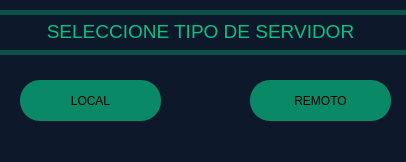
This is interfaz/seleccion_server.ui in Supranet-ar/tvip as Qt 5 draws it before an edit. The edited form follows.
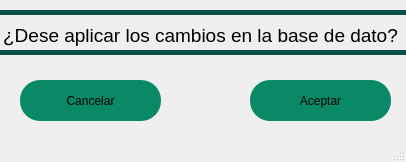
This is the edited form. Icons and pictures are not drawn.

Patch:
```diff
--- a/interfaz/seleccion_server.ui
+++ b/interfaz/seleccion_server.ui
@@ -14,7 +14,10 @@
    <string>MainWindow</string>
   </property>
   <property name="styleSheet">
-   <string notr="true">background-color: rgb(13, 25, 43);</string>
+   <string notr="true">QWidget#centralwidget{
+background-image: url(c:/tvip/assets/Fondo-Login.png);
+ background-repeat: no-repeat;
+}</string>
   </property>
   <widget class="QWidget" name="centralwidget">
    <widget class="QWidget" name="verticalWidget_2" native="true">
@@ -51,7 +54,7 @@
       <x>0</x>
       <y>20</y>
       <width>401</width>
-      <height>21</height>
+      <height>31</height>
      </rect>
     </property>
     <property name="whatsThis">
@@ -62,7 +65,7 @@
 </string>
     </property>
     <property name="text">
-     <string>&lt;html&gt;&lt;head/&gt;&lt;body&gt;&lt;p align=&quot;center&quot;&gt;&lt;span style=&quot; font-size:14pt; color:#09c184;&quot;&gt;SELECCIONE TIPO DE SERVIDOR&lt;/span&gt;&lt;/p&gt;&lt;/body&gt;&lt;/html&gt;</string>
+     <string>&lt;html&gt;&lt;head/&gt;&lt;body&gt;&lt;p align=&quot;center&quot;&gt;&lt;span style=&quot; font-size:14pt; color:#000000;&quot;&gt;¿Dese aplicar los cambios en la base de dato?&lt;/span&gt;&lt;/p&gt;&lt;/body&gt;&lt;/html&gt;</string>
     </property>
    </widget>
    <widget class="QPushButton" name="btn_local">
@@ -87,7 +90,7 @@
 font: 75 11pt &quot;Bahnschrift Condensed&quot;;</string>
     </property>
     <property name="text">
-     <string>LOCAL</string>
+     <string>Cancelar</string>
     </property>
    </widget>
    <widget class="QPushButton" name="btn_remote">
@@ -105,7 +108,7 @@
 font: 75 11pt &quot;Bahnschrift Condensed&quot;;</string>
     </property>
     <property name="text">
-     <string>REMOTO</string>
+     <string>Aceptar</string>
     </property>
    </widget>
   </widget>
```
Left out of the diff: 4 changed lines with no effect on the pictures.
